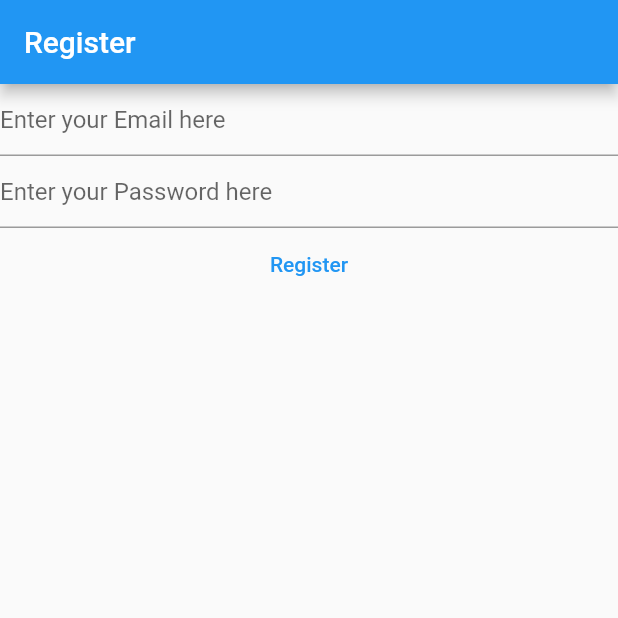
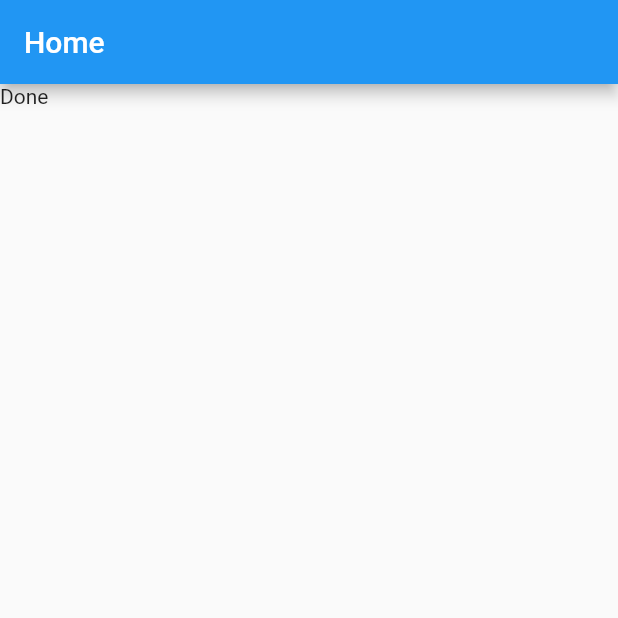
Before and after one commit to abdulhadi101/my-notes, a Flutter app: the screen it shows after launch, on a phone screen of 412 x 824 dp, the top half of it. Run offline on Flutter 3.47's test engine with Material 2 defaults, Android fonts, the phone set to English and light mode, and no system bars; our stand-ins replace firebase_auth, firebase_core; accounts and stored records are empty.

Commit message:
register and login with flutter

```diff
--- a/lib/main.dart
+++ b/lib/main.dart
@@ -1,7 +1,7 @@
 import 'package:firebase_auth/firebase_auth.dart';
 import 'package:firebase_core/firebase_core.dart';
 import 'package:flutter/material.dart';
-import 'firebase_options.dart';
+import 'package:mynotes/firebase_options.dart';
 
 void main() {
   WidgetsFlutterBinding.ensureInitialized();
@@ -15,36 +15,14 @@ void main() {
   ));
 }
 
-class HomePage extends StatefulWidget {
-  const HomePage({Key? key}) : super(key: key);
+class HomePage extends StatelessWidget {
+  const HomePage({ Key? key }) : super(key: key);
 
   @override
-  State<HomePage> createState() => _HomePageState();
-}
-
-class _HomePageState extends State<HomePage> {
-  late final TextEditingController _email;
-  late final TextEditingController _password;
-
-  @override
-  void initState() {
-    _email = TextEditingController();
-    _password = TextEditingController();
-    super.initState();
-  }
-
-  @override
-  void dispose() {
-    _email.dispose();
-    _password.dispose();
-    super.dispose();
-  }
-
-  @override
-  Widget build(BuildContext context) {
+Widget build(BuildContext context) {
     return Scaffold(
       appBar: AppBar(
-        title: const Text("Register"),
+        title: const Text("Home"),
       ),
       body: FutureBuilder(
         future: Firebase.initializeApp(
@@ -53,39 +31,17 @@ class _HomePageState extends State<HomePage> {
         builder: (context, snapshot) {
           switch (snapshot.connectionState) {
             case ConnectionState.done:
-              return Column(
-                children: [
-                  TextField(
-                    controller: _email,
-                    enableSuggestions: false,
-                    autocorrect: false,
-                    keyboardType: TextInputType.emailAddress,
-                    decoration: const InputDecoration(
-                        hintText: "Enter your Email here"),
-                  ),
-                  TextField(
-                    controller: _password,
-                    obscureText: true,
-                    enableSuggestions: false,
-                    autocorrect: false,
-                    decoration: const InputDecoration(
-                        hintText: "Enter your Password here"),
-                  ),
-                  TextButton(
-                    onPressed: () async {
-                      final email = _email.text;
-                      final password = _password.text;
+              final user = FirebaseAuth.instance.currentUser;
+            if (user?.emailVerified ?? false){
 
-                      await FirebaseAuth.instance
-                          .createUserWithEmailAndPassword(
-                              email: email, password: password);
+              print("You are verified");
+            }
+            else{
+               print("You need to verify your email first");
+            }
 
-                      // print(userCredential);
-                    },
-                    child: const Text("Register"),
-                  ),
-                ],
-              );
+                 //print(FirebaseAuth.instance.currentUser);
+              return const Text("Done");
 
             default:
               return const Text("Loading...");
```
Also changed, not shown: lib/views/login_view.dart (added, +103 -0 lines), lib/views/register_view.dart (added, +103 -0 lines), 1 other file.
